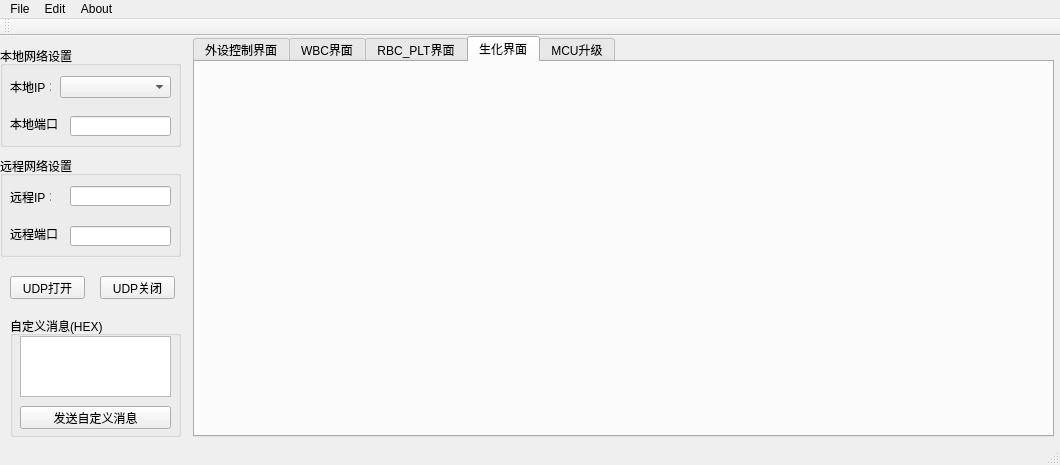
Above: mainwindow.ui from cradle08/CX3000_Debug_Tool before the change. Below: the same form after it.
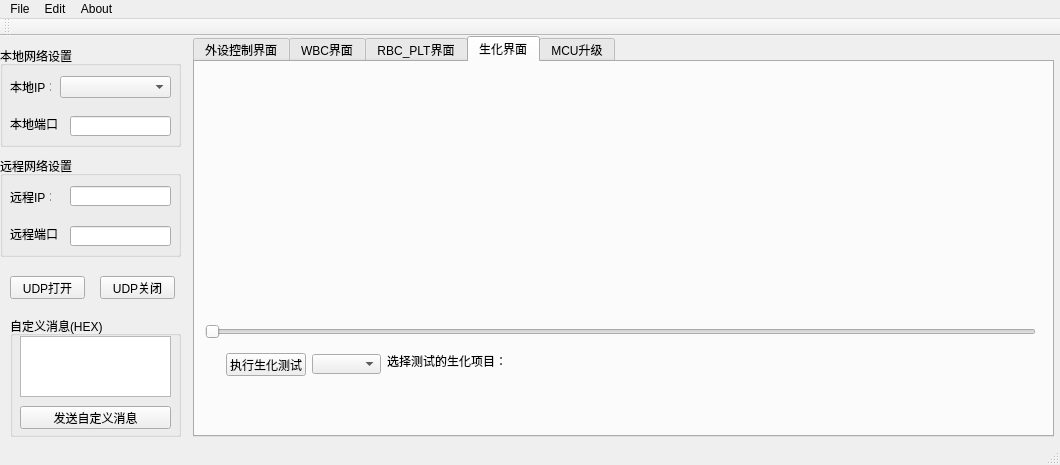
That is the form after the change. The open tabs and pages were chosen to show the change.

The edit to the form file:
```diff
--- a/mainwindow.ui
+++ b/mainwindow.ui
@@ -858,6 +858,65 @@
      <attribute name="title">
       <string>生化界面</string>
      </attribute>
+     <widget class="QWidget" name="widget" native="true">
+      <property name="geometry">
+       <rect>
+        <x>10</x>
+        <y>10</y>
+        <width>841</width>
+        <height>361</height>
+       </rect>
+      </property>
+      <widget class="QComboBox" name="comboBox">
+       <property name="geometry">
+        <rect>
+         <x>107</x>
+         <y>282</y>
+         <width>69</width>
+         <height>20</height>
+        </rect>
+       </property>
+      </widget>
+      <widget class="QLabel" name="label_12">
+       <property name="geometry">
+        <rect>
+         <x>182</x>
+         <y>281</y>
+         <width>120</width>
+         <height>16</height>
+        </rect>
+       </property>
+       <property name="text">
+        <string>选择测试的生化项目：</string>
+       </property>
+      </widget>
+      <widget class="QPushButton" name="pushButton">
+       <property name="geometry">
+        <rect>
+         <x>21</x>
+         <y>281</y>
+         <width>80</width>
+         <height>23</height>
+        </rect>
+       </property>
+       <property name="text">
+        <string>执行生化测试</string>
+       </property>
+      </widget>
+      <widget class="QSlider" name="horizontalSlider">
+       <property name="geometry">
+        <rect>
+         <x>0</x>
+         <y>250</y>
+         <width>831</width>
+         <height>20</height>
+        </rect>
+       </property>
+       <property name="orientation">
+        <enum>Qt::Horizontal</enum>
+       </property>
+      </widget>
+     </widget>
     </widget>
     <widget class="QWidget" name="tab_mcuUpdate">
      <attribute name="title">
```
Left out of the diff: 2 changed lines with no effect on the pictures.
